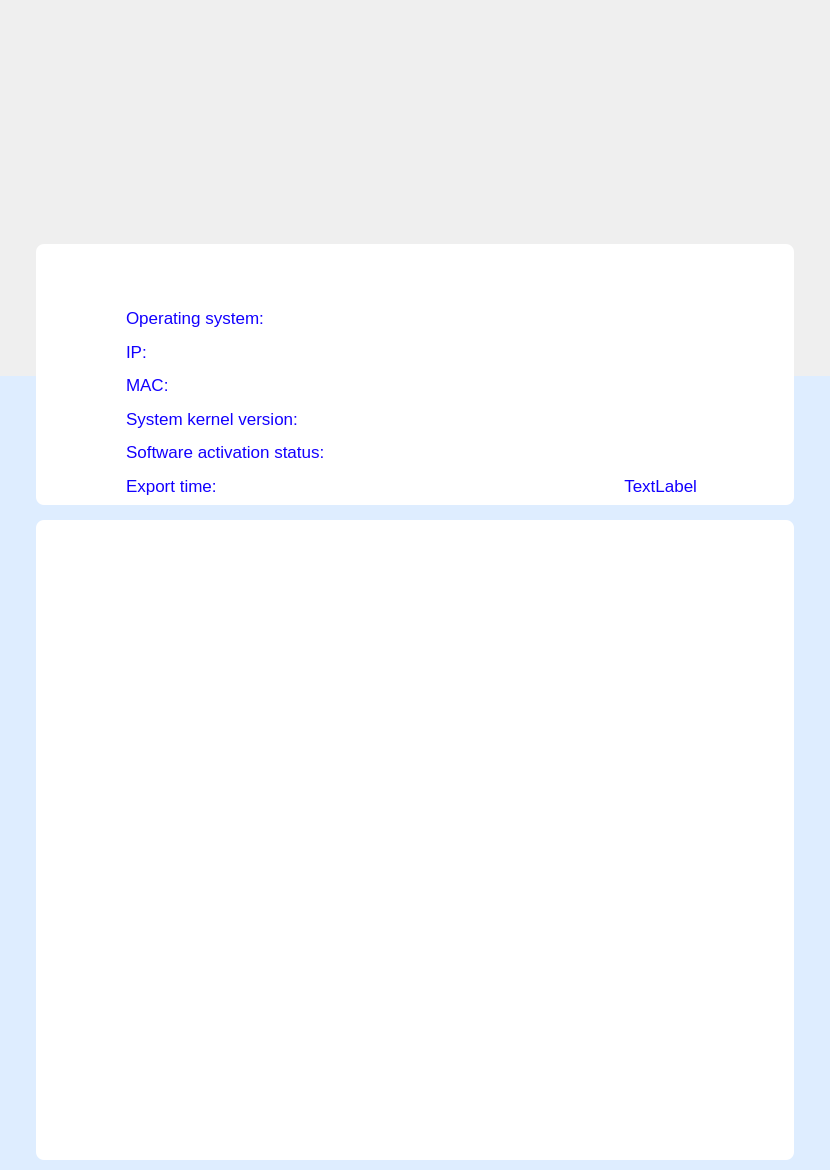
Before: the Qt Designer form plugins/gui/br/reports/pdf.ui in openeuler-mirror/ks-ssr, drawn with Qt 5.
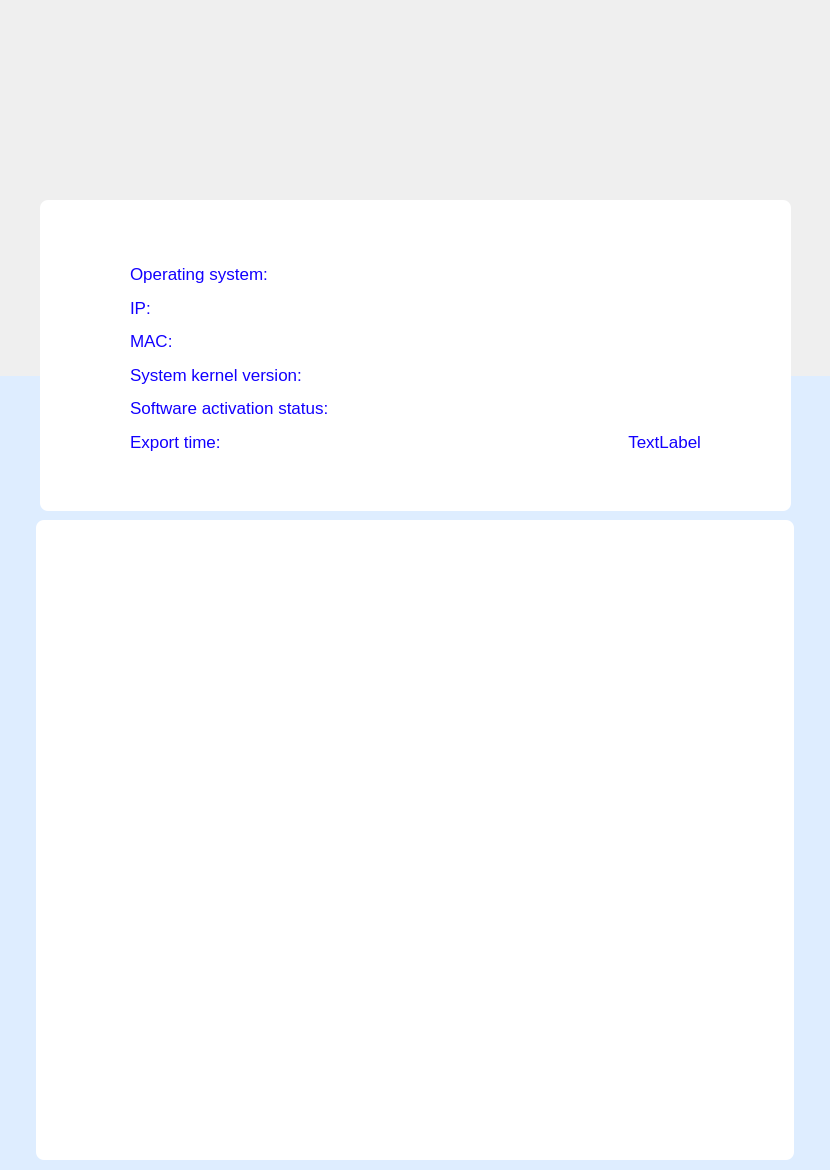
After: the same form once the commit is applied. Icons and pictures are not drawn.

Commit message: feature（reports）：modify code changes - 报表加入主机名

Diff of the .ui file:
```diff
--- a/plugins/gui/br/reports/pdf.ui
+++ b/plugins/gui/br/reports/pdf.ui
@@ -16,10 +16,10 @@
   <widget class="QWidget" name="widget" native="true">
    <property name="geometry">
     <rect>
-     <x>36</x>
-     <y>244</y>
-     <width>758</width>
-     <height>261</height>
+     <x>40</x>
+     <y>200</y>
+     <width>751</width>
+     <height>311</height>
     </rect>
    </property>
    <property name="styleSheet">
```
